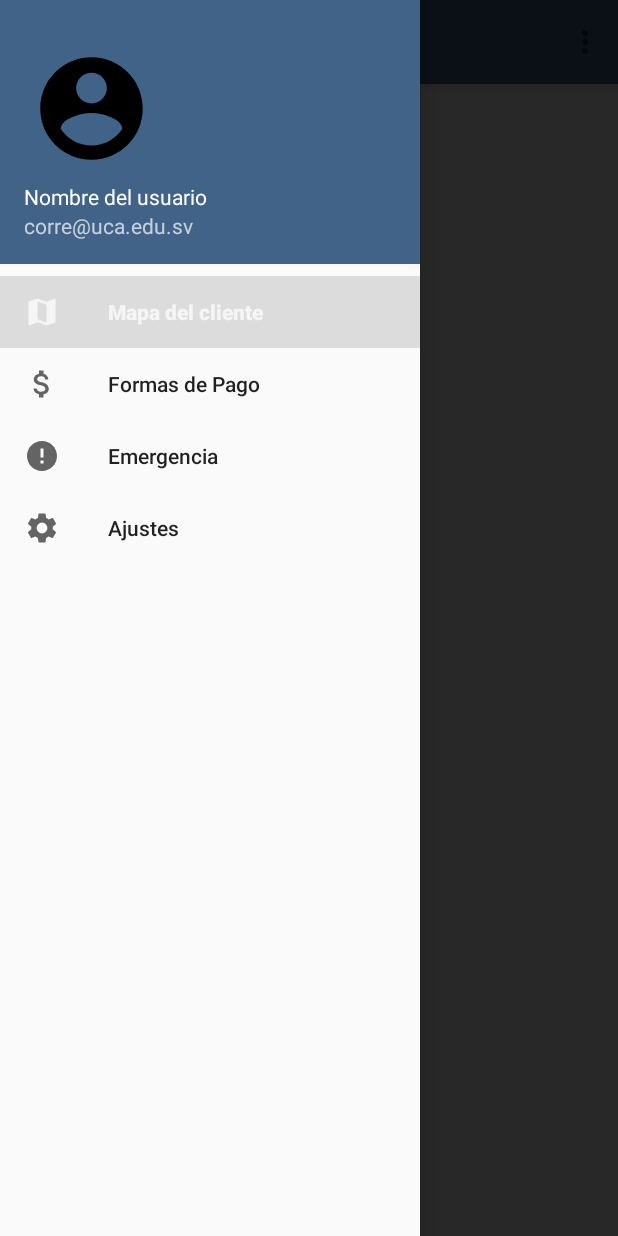
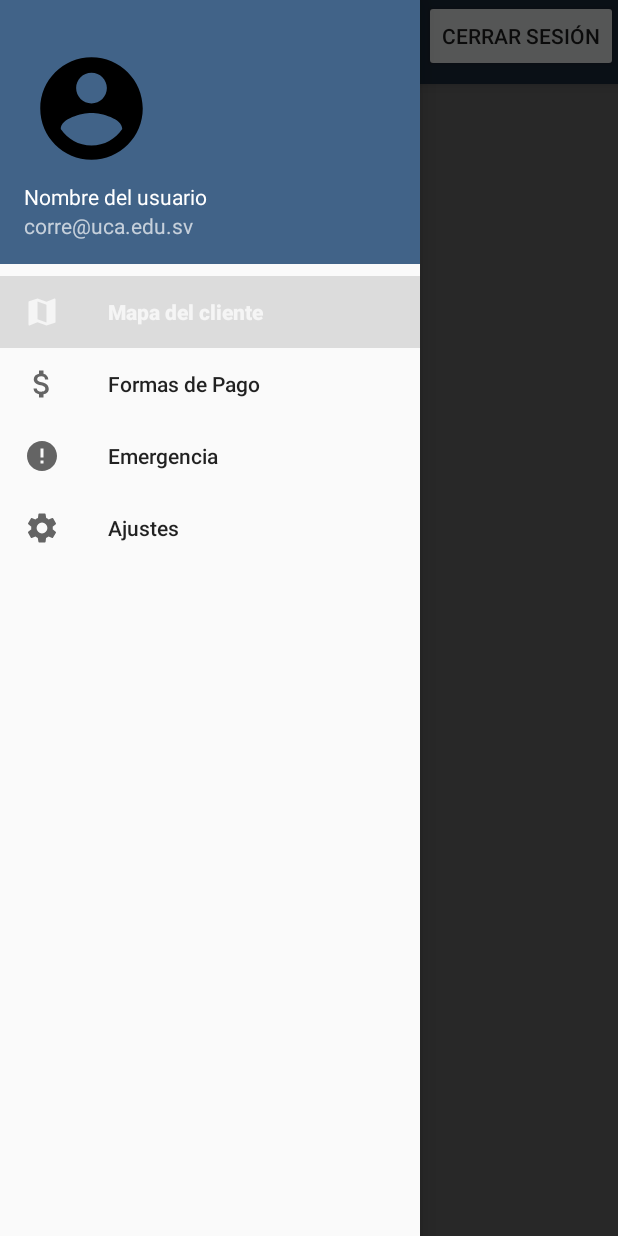
Before and after one commit to BricardoL/KotlinRIDE, an Android app: the ClientActivity screen opened directly, with no data from a screen before it, with the side drawer open, on a phone screen of 412 x 824 dp. Run offline under Robolectric (Android 15) with nearby library versions, the phone set to English and light mode, and no system bars; our stand-ins replace Firebase (no records; nobody signed in at launch, a user with empty details on screens opened directly), Volley, navigation-ui; Roboto replaces fonts that are not available here.

Commit message:
mLogout Button

```diff
--- a/TransporteUniversitarioApp/app/src/main/java/com/blazo/transporteuniversitarioapp/ClientActivity.kt
+++ b/TransporteUniversitarioApp/app/src/main/java/com/blazo/transporteuniversitarioapp/ClientActivity.kt
@@ -1,10 +1,12 @@
 package com.blazo.transporteuniversitarioapp
 
+import android.content.ClipData
 import android.content.Intent
 import android.content.pm.PackageManager
 import android.net.Uri
 import android.os.Bundle
 import android.view.Menu
+import android.widget.Button
 import android.widget.TextView
 import android.widget.Toast
 import com.google.android.material.floatingactionbutton.FloatingActionButton
@@ -29,11 +31,13 @@ class ClientActivity : AppCompatActivity() {
     private lateinit var mDatabase: DatabaseReference
 
 
+
     override fun onCreate(savedInstanceState: Bundle?) {
         super.onCreate(savedInstanceState)
         setContentView(R.layout.activity_client)
         val toolbar: Toolbar = findViewById(R.id.toolbar)
         setSupportActionBar(toolbar)
+
        // val usersEmail: TextView = findViewById(R.id.textViewName)
 
         //mDatabase = FirebaseDatabase.getInstance().getReference("User").child("Customers").
@@ -48,6 +52,13 @@ class ClientActivity : AppCompatActivity() {
         val drawerLayout: DrawerLayout = findViewById(R.id.drawer_layout)
         val navView: NavigationView = findViewById(R.id.nav_view)
         val navController = findNavController(R.id.nav_host_fragment)
+        val mLogout: Button = findViewById(R.id.btn_logout)
+        mLogout.setOnClickListener {
+            FirebaseAuth.getInstance().signOut()
+             startActivity(Intent(this, PreBeginActivity::class.java))
+            finish()
+        }
+
         // Passing each menu ID as a set of Ids because each
         // menu should be considered as top level destinations.
         appBarConfiguration = AppBarConfiguration(setOf(
@@ -68,7 +79,11 @@ class ClientActivity : AppCompatActivity() {
 
         })*/
 
+
+
     }
+
+
 
     override fun onCreateOptionsMenu(menu: Menu): Boolean {
         // Inflate the menu; this adds items to the action bar if it is present.
--- a/TransporteUniversitarioApp/app/src/main/res/layout/activity_client.xml
+++ b/TransporteUniversitarioApp/app/src/main/res/layout/activity_client.xml
@@ -7,6 +7,8 @@
     android:layout_height="match_parent"
     android:fitsSystemWindows="true"
     tools:openDrawer="start">
+
+
 
     <include
         layout="@layout/app_bar_main"
@@ -18,9 +20,22 @@
         android:layout_height="match_parent"
         android:orientation="vertical">
 
+        <Button
+            android:id="@+id/btn_logout"
+            android:layout_width="wrap_content"
+            android:layout_height="wrap_content"
+            android:layout_gravity="bottom|end"
+            android:visibility="visible"
+
+            android:text="@string/txt_logout">
 
 
+        </Button>
+
     </LinearLayout>
+
+
+
 
     <com.google.android.material.navigation.NavigationView
         android:id="@+id/nav_view"
@@ -31,4 +46,7 @@
         app:headerLayout="@layout/nav_header_main"
         app:menu="@menu/activity_main_drawer" />
 
+
+
+
 </androidx.drawerlayout.widget.DrawerLayout>
--- a/TransporteUniversitarioApp/app/src/main/res/layout/fragment_gallery.xml
+++ b/TransporteUniversitarioApp/app/src/main/res/layout/fragment_gallery.xml
@@ -10,7 +10,7 @@
         android:id="@+id/credit_card"
         android:layout_width="85dp"
         android:layout_height="68dp"
-        android:src="@drawable/ic_credit_card_black_24dp"
+        android:src="@drawable/ic_"
         app:layout_constraintBottom_toBottomOf="parent"
         app:layout_constraintEnd_toEndOf="parent"
         app:layout_constraintHorizontal_bias="0.147"
--- a/TransporteUniversitarioApp/app/src/main/res/layout/nav_header_main.xml
+++ b/TransporteUniversitarioApp/app/src/main/res/layout/nav_header_main.xml
@@ -1,6 +1,7 @@
 <?xml version="1.0" encoding="utf-8"?>
 <LinearLayout xmlns:android="http://schemas.android.com/apk/res/android"
     xmlns:app="http://schemas.android.com/apk/res-auto"
+    xmlns:tools="http://schemas.android.com/tools"
     android:layout_width="match_parent"
     android:layout_height="@dimen/nav_header_height"
     android:background="#416388"
@@ -18,7 +19,8 @@
         android:layout_height="90sp"
         android:contentDescription="@string/nav_header_desc"
         android:paddingTop="@dimen/nav_header_vertical_spacing"
-        app:srcCompat="@drawable/ic_account_circle_black_24dp" />
+        app:srcCompat="@drawable/ic_account_circle_black_24dp"
+        tools:ignore="VectorDrawableCompat" />
 
     <TextView
         android:layout_width="match_parent"
--- a/TransporteUniversitarioApp/app/src/main/res/menu/menu_main_drawer_conductor.xml
+++ b/TransporteUniversitarioApp/app/src/main/res/menu/menu_main_drawer_conductor.xml
@@ -24,5 +24,6 @@
             android:id="@+id/Conductor_Ajustes"
             android:icon="@drawable/ic_settings_black_24dp"
             android:title="Ajustes" />
+
     </group>
 </menu>
--- a/TransporteUniversitarioApp/app/src/main/res/navigation/mobile_navigation_conductor.xml
+++ b/TransporteUniversitarioApp/app/src/main/res/navigation/mobile_navigation_conductor.xml
@@ -3,7 +3,8 @@
     xmlns:app="http://schemas.android.com/apk/res-auto"
     xmlns:tools="http://schemas.android.com/tools"
     android:id="@+id/mobile_navigation_conductor"
-    app:startDestination="@+id/Mapa_conductor">
+    app:startDestination="@+id/Mapa_conductor"
+    tools:ignore="UnusedNavigation">
 
     <fragment
         android:id="@+id/Mapa_conductor"
--- a/TransporteUniversitarioApp/app/src/main/res/values/strings.xml
+++ b/TransporteUniversitarioApp/app/src/main/res/values/strings.xml
@@ -46,4 +46,5 @@
     <!-- TODO: Remove or change this placeholder text -->
     <string name="hello_blank_fragment">Hello blank fragment</string>
     <string name="client_activity_label">ClientActivity</string>
+    <string name="txt_logout">Cerrar sesión</string>
 </resources>
```
Also changed, not shown: TransporteUniversitarioApp/app/src/main/java/com/blazo/transporteuniversitarioapp/ConductorActivity.kt (+8 -0 lines), TransporteUniversitarioApp/app/src/main/res/drawable/ic_arrow_back_black_24dp.xml (added, +9 -0 lines), TransporteUniversitarioApp/app/src/main/res/layout/activity_conductor.xml (+9 -0 lines).
